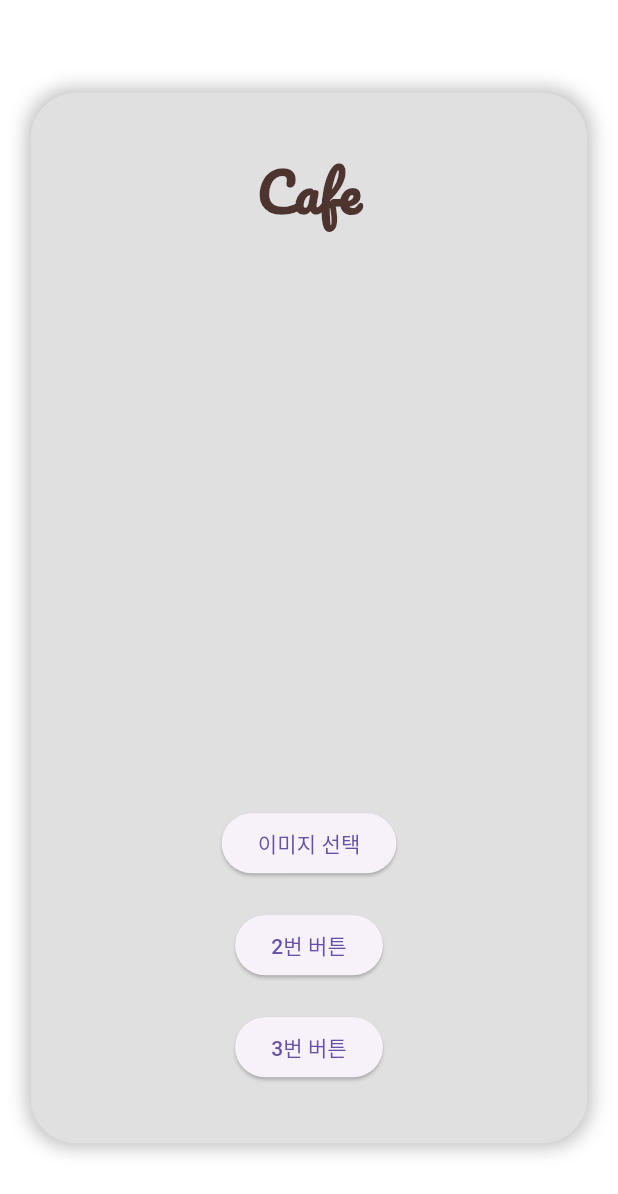
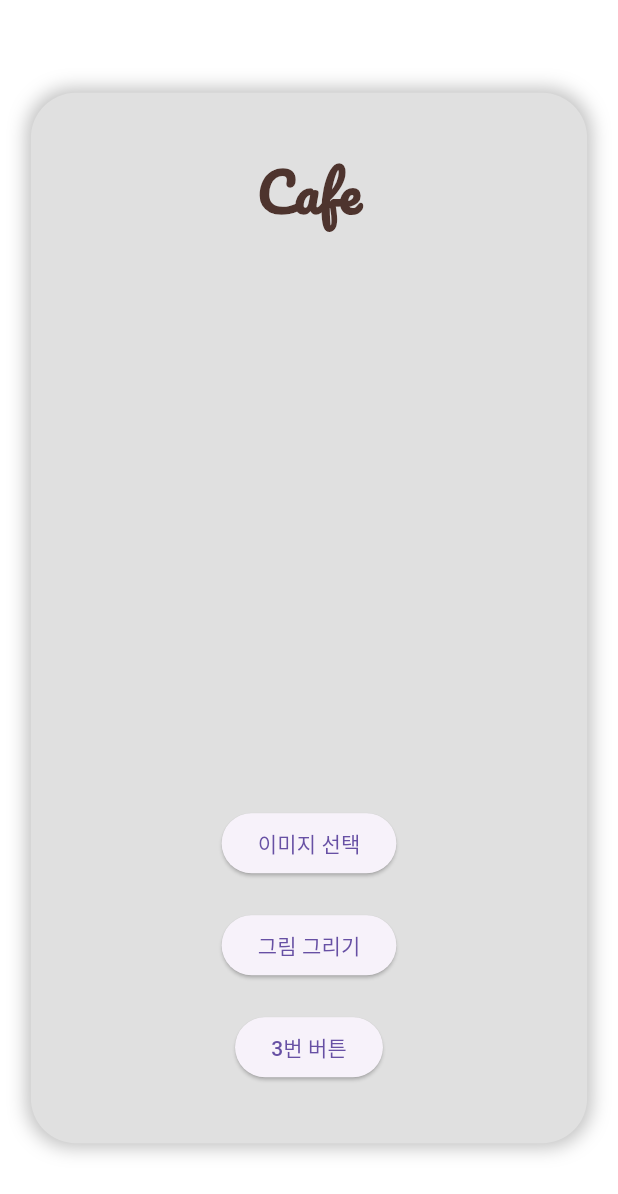
Before and after one commit to HwangOzz/Cafe-app, a Flutter app: the ImagePickerScreen screen opened directly, after a tap on the "arrow back" icon, on a phone screen of 412 x 824 dp. Shown: the top 1194 px of the screen. Run offline on Flutter 3.47's test engine with Material 3 defaults, Android fonts, the light colour scheme and no system bars; our stand-ins replace google_fonts, image_picker.

Commit message:
그림그리기 버튼 완료
세부사항 추가해야함

```diff
--- a/lib/main.dart
+++ b/lib/main.dart
@@ -63,9 +63,13 @@ class MainScreen extends StatelessWidget {
               SizedBox(height: 20), // ✅ 버튼 간 간격 조정
               ElevatedButton(
                 onPressed: () {
-                  // ✅ 2번 버튼 (현재 기능 없음)
+                  // ✅ 2번 버튼 → 그리기 화면으로 이동
+                  Navigator.push(
+                    context,
+                    MaterialPageRoute(builder: (context) => DrawScreen()),
+                  );
                 },
-                child: Text("2번 버튼"),
+                child: Text("그림 그리기"),
               ),
               SizedBox(height: 20), // ✅ 버튼 간 간격 조정
               ElevatedButton(
@@ -82,8 +86,85 @@ class MainScreen extends StatelessWidget {
     );
   }
 }
+// ✅ 그리기 화면 (DrawScreen)
+class DrawScreen extends StatefulWidget {
+  @override
+  _DrawScreenState createState() => _DrawScreenState();
+}
 
-// ✅ 이미지 선택 화면
+class _DrawScreenState extends State<DrawScreen> {
+  List<Offset?> points = []; // ✅ 사용자가 터치한 점들의 리스트
+
+  @override
+  Widget build(BuildContext context) {
+    double appBarHeight = MediaQuery.of(context).padding.top + kToolbarHeight; // ✅ AppBar + StatusBar 높이
+
+    return Scaffold(
+      appBar: AppBar(
+        title: Text("그리기 화면"),
+        actions: [
+          IconButton(
+            icon: Icon(Icons.clear),
+            onPressed: () {
+              setState(() {
+                points.clear(); // ✅ 그림 초기화 (모든 점 삭제)
+              });
+            },
+          ),
+        ],
+      ),
+      body: GestureDetector(
+        behavior: HitTestBehavior.translucent, // ✅ 터치 감지 문제 해결
+        onPanUpdate: (details) {
+          setState(() {
+            RenderBox box = context.findRenderObject() as RenderBox;
+            Offset localPosition = box.globalToLocal(details.globalPosition);
+            points.add(Offset(localPosition.dx, localPosition.dy - appBarHeight)); // ✅ AppBar 높이만큼 y좌표 조정
+          });
+        },
+        onPanEnd: (details) {
+          setState(() {
+            points.add(null); // ✅ 손을 떼면 새로운 선을 그릴 수 있도록 `null` 추가
+          });
+        },
+        child: CustomPaint(
+          painter: DrawPainter(points), // ✅ 그림을 그리는 Painter 적용
+          size: Size.infinite,
+        ),
+      ),
+    );
+  }
+}
+
+// ✅ 그림을 그리는 Painter 클래스
+class DrawPainter extends CustomPainter {
+  List<Offset?> points; // ✅ 터치한 점들의 리스트
+
+  DrawPainter(this.points);
+
+  @override
+  void paint(Canvas canvas, Size size) {
+    Paint paint = Paint()
+      ..color = Colors.black // ✅ 선 색상을 검은색으로 설정
+      ..strokeCap = StrokeCap.round // ✅ 선 끝을 둥글게 설정
+      ..strokeWidth = 5.0; // ✅ 선 두께 설정
+
+    for (int i = 0; i < points.length - 1; i++) {
+      if (points[i] != null && points[i + 1] != null) {
+        canvas.drawLine(points[i]!, points[i + 1]!, paint); // ✅ 두 점을 잇는 선을 그림
+      }
+    }
+  }
+
+  @override
+  bool shouldRepaint(CustomPainter oldDelegate) {
+    return true; // ✅ 변경 사항이 있을 때마다 다시 그림
+  }
+}
+
+
+
+// ✅ 이미지 선택 화면 (1번 버튼 기능)
 class ImagePickerScreen extends StatefulWidget {
   @override
   _ImagePickerScreenState createState() => _ImagePickerScreenState();
@@ -100,7 +181,7 @@ class _ImagePickerScreenState extends State<ImagePickerScreen> {
 
     if (pickedFile != null) {
       setState(() {
-        _image = File(pickedFile.path); // ✅ 선택한 이미지 파일을 `_image` 변수에 저장
+        _image = File(pickedFile.path); // ✅ 선택한 이미지를 `_image` 변수에 저장
       });
     }
   }
@@ -109,43 +190,25 @@ class _ImagePickerScreenState extends State<ImagePickerScreen> {
   Widget build(BuildContext context) {
     return Scaffold(
       appBar: AppBar(
-        title: Text('이미지 선택 화면'), // ✅ 화면 제목
+        title: Text('이미지 선택 화면'),
         leading: IconButton(
-          icon: Icon(Icons.arrow_back), // ✅ 뒤로 가기 아이콘
+          icon: Icon(Icons.arrow_back),
           onPressed: () {
-            Navigator.pop(context); // ✅ 현재 화면을 닫고 메인 화면으로 이동
+            Navigator.pop(context);
           },
         ),
       ),
       body: Stack(
         children: [
-          // ✅ 선택한 이미지를 핸드폰 화면에 맞게 조정
           _image != null
-              ? ClipRRect(
-                  borderRadius: BorderRadius.circular(15), // ✅ 둥근 모서리 적용
-                  child: Container(
-                    width: double.infinity, // ✅ 화면 전체 너비 사용
-                    height: double.infinity, // ✅ 화면 전체 높이 사용
-                    child: Image.file(
-                      _image!,
-                      fit: BoxFit.cover, // ✅ 화면 크기에 맞게 꽉 차게 조정
-                    ),
-                  ),
-                )
-              : Center(
-                  child: Text(
-                    "이미지를 선택하세요!",
-                    style: TextStyle(fontSize: 18),
-                  ),
-                ),
-
-          // ✅ 버튼을 화면 하단 중앙에 배치
+              ? Image.file(_image!, width: double.infinity, height: double.infinity, fit: BoxFit.cover)
+              : Center(child: Text("이미지를 선택하세요!", style: TextStyle(fontSize: 18))),
           Align(
-            alignment: Alignment.bottomCenter, // ✅ 버튼을 화면 아래쪽 중앙에 정렬
+            alignment: Alignment.bottomCenter,
             child: Padding(
-              padding: const EdgeInsets.only(bottom: 30), // ✅ 버튼과 화면 하단 간격 추가
+              padding: const EdgeInsets.only(bottom: 30),
               child: ElevatedButton(
-                onPressed: pickImage, // ✅ 버튼을 누르면 `pickImage()` 실행
+                onPressed: pickImage,
                 child: Text("갤러리에서 이미지 선택"),
               ),
             ),
```
